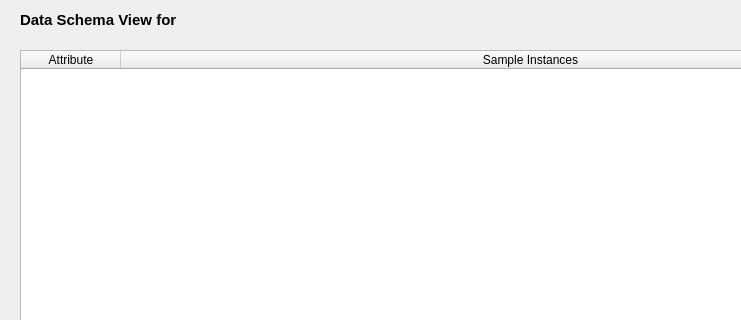
First picture: the form in dialogs/ui/dataschemadialog.ui, repository sparqlunicorn/sparqlunicornGoesGIS, before the edit; both pictures show x 0 to 741 and y 0 to 320 of the 953 by 458 pixel window.
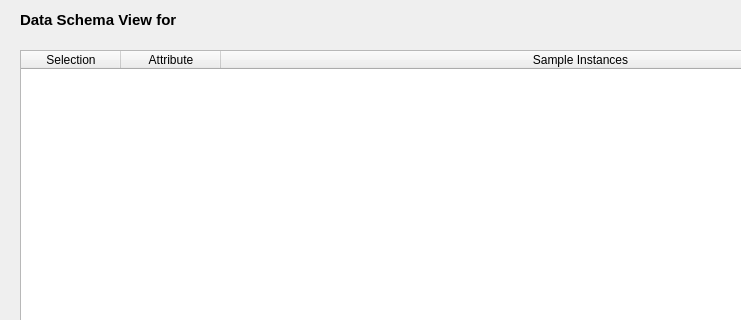
Second picture: the form after the edit.

Commit message: Changes to dataschema dialog, fixes, querylimitedinstances dialog

```diff
--- a/dialogs/ui/dataschemadialog.ui
+++ b/dialogs/ui/dataschemadialog.ui
@@ -87,6 +87,9 @@
    <property name="sortingEnabled">
     <bool>true</bool>
    </property>
+   <property name="columnCount">
+    <number>3</number>
+   </property>
    <attribute name="horizontalHeaderCascadingSectionResizes">
     <bool>true</bool>
    </attribute>
@@ -102,6 +105,11 @@
    <attribute name="verticalHeaderStretchLastSection">
     <bool>false</bool>
    </attribute>
+   <column>
+    <property name="text">
+     <string>Selection</string>
+    </property>
+   </column>
    <column>
     <property name="text">
      <string>Attribute</string>
```
The commit also changes 5 other files.
